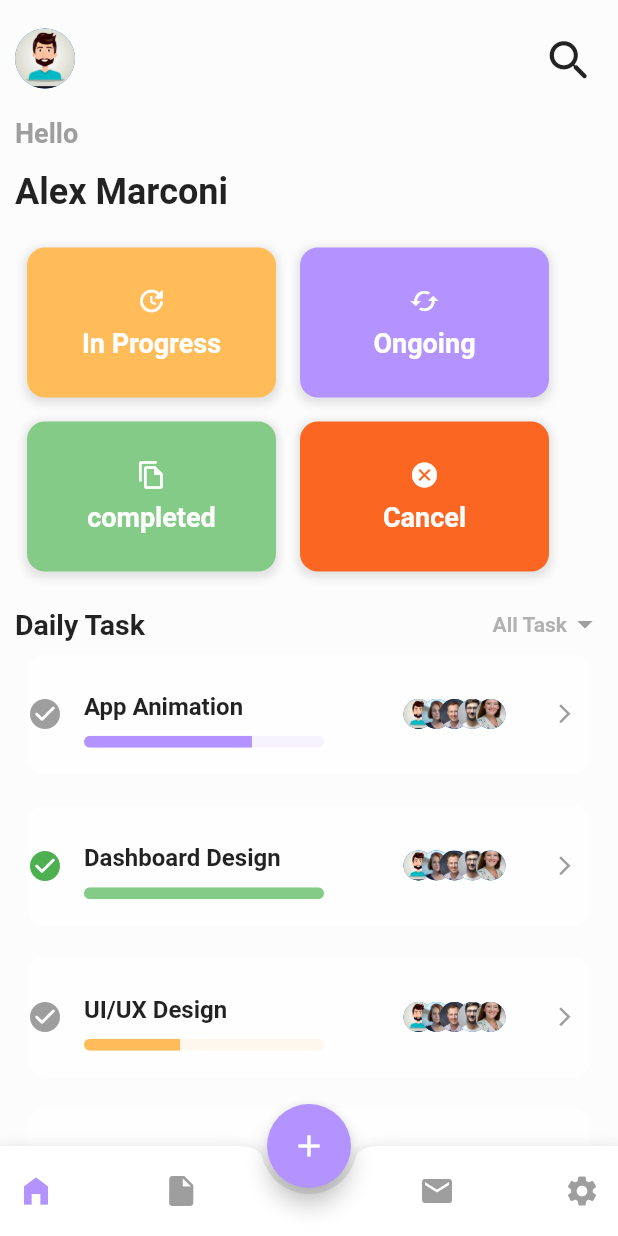
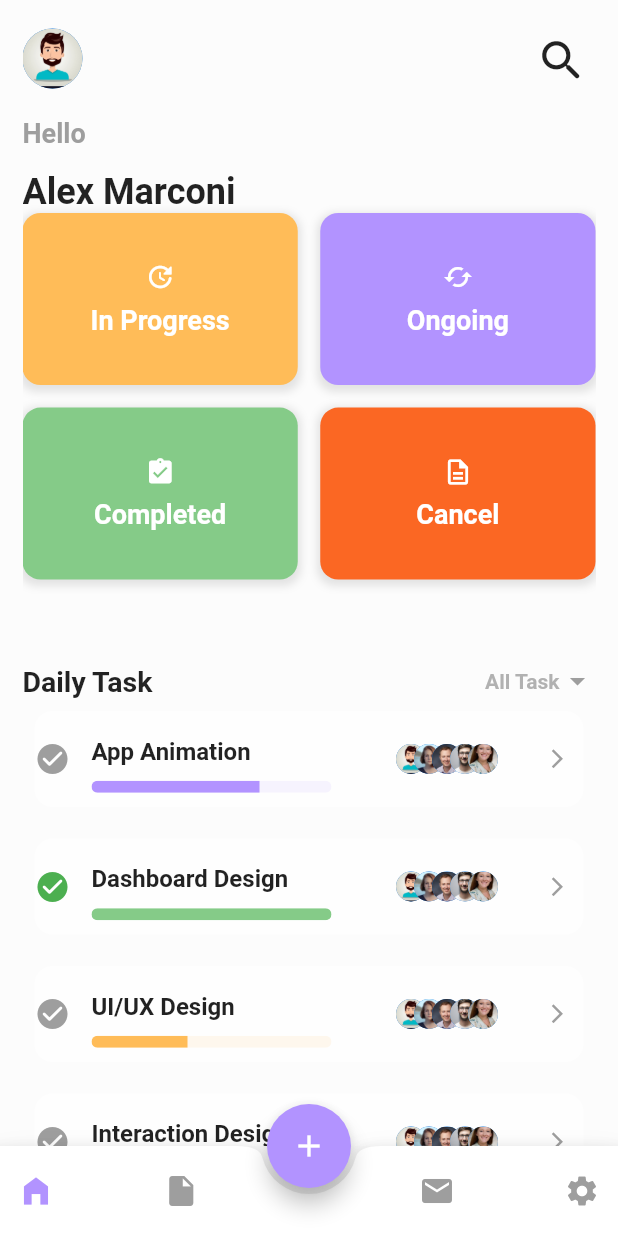
Before and after one commit to nikhilmkda/Task-Management-App, a Flutter app: the screen it shows after launch, on a phone screen of 412 x 824 dp. Run offline on Flutter 3.47's test engine with Material 2 defaults, Android fonts, the phone set to English and light mode, and no system bars; drawn by our look-alikes of flutter_animate; our stand-ins replace flutter_toggle_tab, page_transition, percent_indicator; Roboto replaces fonts that are missing (YourFontFamily).

Commit message:
changed 4 box in home screen from rows to gird view

```diff
--- a/lib/view/homepage.dart
+++ b/lib/view/homepage.dart
@@ -18,20 +18,19 @@ class MyHomePage extends StatelessWidget {
     return Scaffold(
       backgroundColor: backgroundColor,
       body: Padding(
-        padding: const EdgeInsets.only(left: 10, right: 10),
-        child: ListView(children: [
+        padding: const EdgeInsets.only(left: 15, right: 15),
+        child: SingleChildScrollView(
+          child: Column(children: [
             const SizedBox(
               height: 15,
             ),
             Row(
               mainAxisAlignment: MainAxisAlignment.spaceBetween,
               children: [
-           const   CircleAvatar(
-                  backgroundImage: AssetImage("assets/people/image1.jpg")
-
-                  ),
+                const CircleAvatar(
+                    backgroundImage: AssetImage("assets/people/image1.jpg")),
                 IconButton(
-                icon:const Icon(
+                  icon: const Icon(
                     Icons.search_rounded,
                     size: 35,
                   ),
@@ -39,30 +38,42 @@ class MyHomePage extends StatelessWidget {
                 ),
               ],
             ),
-        const  SizedBox(
+            const SizedBox(
               height: 15,
             ),
+            Row(
+              children: [
                 const Text(
                   'Hello',
                   style: TextStyle(
-                color: Colors.grey, fontSize: 18, fontWeight: FontWeight.bold),
+                      color: Colors.grey,
+                      fontSize: 18,
+                      fontWeight: FontWeight.bold),
                 ).animate().fade(delay: 300.ms),
-       const   SizedBox(
+              ],
+            ),
+            const SizedBox(
               height: 15,
             ),
+            Row(
+              children: [
                 const Text('Alex Marconi', style: headLineText)
                     .animate()
                     .slideX(curve: Curves.easeIn, delay: 1000.ms),
-      const    SizedBox(
-            height: 15,
+              ],
             ),
 
-
-          const Column(
-            children: [
-              Row(
-                // using  custom container with parameters to display colored square box
-                children: [
+            SizedBox(
+              height: 300,
+              child: GridView.count(
+                primary: false,
+                physics: const NeverScrollableScrollPhysics(
+                    parent: NeverScrollableScrollPhysics()),
+                childAspectRatio: 1.6,
+                crossAxisSpacing: 15,
+                mainAxisSpacing: 15,
+                crossAxisCount: 2,
+                children: const <Widget>[
                   CustomContainerSquareBox(
                       icon: Icons.update_rounded,
                       text: "In Progress",
@@ -71,29 +82,22 @@ class MyHomePage extends StatelessWidget {
                       icon: Icons.cached_outlined,
                       text: "Ongoing",
                       containerColor: purpleColor),
-                ],
-              ),
-              Row(
-                children: [
                   CustomContainerSquareBox(
-                      icon: Icons.file_copy_outlined,
-                      text: "completed",
+                      icon: Icons.assignment_turned_in,
+                      text: "Completed",
                       containerColor: greenColor),
                   CustomContainerSquareBox(
-                      icon: Icons.cancel_sharp,
+                      icon: Icons.description_outlined,
                       text: "Cancel",
                       containerColor: redColor),
                 ],
               ),
-            ],
             ),
-        const  SizedBox(
-            height: 15,
-          ),
+
             Row(
               mainAxisAlignment: MainAxisAlignment.spaceBetween,
               children: [
-        const      Text(
+                const Text(
                   "Daily Task",
                   style: titleText,
                 ),
@@ -103,7 +107,7 @@ class MyHomePage extends StatelessWidget {
                       "All Task",
                       style: secondaryText,
                     ),
-              const    Icon(
+                    const Icon(
                       Icons.arrow_drop_down_outlined,
                       color: Colors.grey,
                     )
@@ -112,17 +116,24 @@ class MyHomePage extends StatelessWidget {
               ],
             ),
             //daily task values are passed to a custom widget with parameters in order simplify the code
-          Daily_task_custom_widget(
+            SizedBox(
+              height: 80,
+              width: double.infinity,
+              child: Daily_task_custom_widget(
                 text: "App Animation",
                 progress: 0.7,
                 progressBarColor: purpleColor,
                 iconcolor: Colors.grey,
                 onTap: () {},
               ),
-      const    SizedBox(
+            ),
+            const SizedBox(
               height: 5,
             ),
-          Daily_task_custom_widget(
+            SizedBox(
+              height: 80,
+              width: double.infinity,
+              child: Daily_task_custom_widget(
                 text: "Dashboard Design",
                 progress: 1,
                 progressBarColor: greenColor,
@@ -135,27 +146,37 @@ class MyHomePage extends StatelessWidget {
                           child: const DashBoardDesign()));
                 },
               ),
-      const    SizedBox(
+            ),
+            const SizedBox(
               height: 5,
             ),
-          Daily_task_custom_widget(
+            SizedBox(
+              height: 80,
+              width: double.infinity,
+              child: Daily_task_custom_widget(
                 text: "UI/UX Design",
                 progress: 0.4,
                 progressBarColor: orangeColor,
                 iconcolor: Colors.grey,
                 onTap: () {},
               ),
-      const    SizedBox(
+            ),
+            const SizedBox(
               height: 5,
             ),
-          Daily_task_custom_widget(
+            SizedBox(
+              width: double.infinity,
+              height: 80,
+              child: Daily_task_custom_widget(
                 text: "Interaction Design",
                 progress: 0.2,
                 progressBarColor: redColor,
                 iconcolor: Colors.grey,
                 onTap: () {},
               ),
+            ),
           ]),
+        ),
       ),
     );
   }
--- a/lib/view/widgets/custom_container.dart
+++ b/lib/view/widgets/custom_container.dart
@@ -18,10 +18,10 @@ class CustomContainerSquareBox extends StatelessWidget {
   Widget build(BuildContext context) {
     // Return a container representing the custom square box.
     return Padding(
-      padding: const EdgeInsets.all(8.0),
+      padding: const EdgeInsets.all(0),
       child: Container(
-        width: 166,
-        height: 100,
+        // width: 166,
+        // height: 100,
         decoration: BoxDecoration(
           color: containerColor,
           borderRadius: BorderRadius.circular(12),
```
Lines whose indentation alone changed are shown as unchanged.
